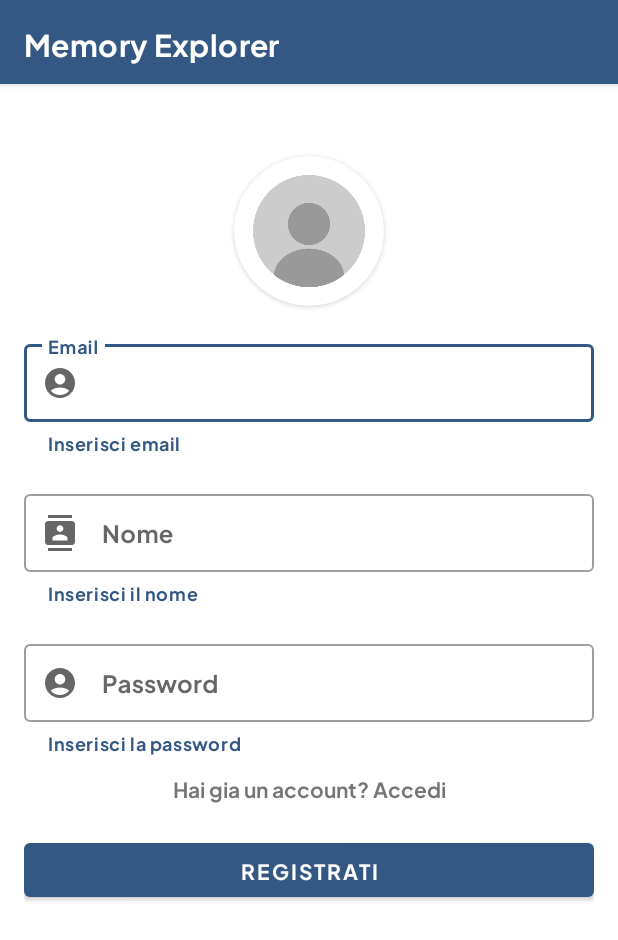
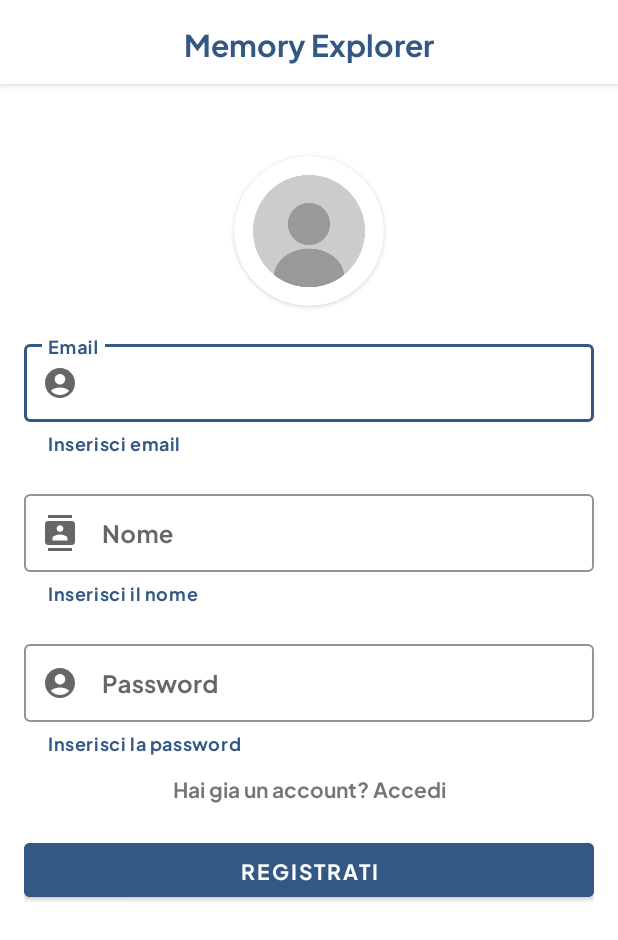
Before and after one commit to NiccoloBert0zzi/MemoryExploerJava, an Android app: the screen it shows after launch (Register), after a tap on "Non hai un account? Registrati", on a phone screen of 412 x 824 dp. Shown: the top 940 px of the screen. Run offline under Robolectric (Android 15) with nearby library versions, the phone set to English and light mode, and no system bars; our stand-ins replace Firebase (no records; nobody signed in at launch, a user with empty details on screens opened directly).

Commit message:
fix color

```diff
--- a/app/src/main/java/com/example/mobile_memoryexplorer/Auth/Login.java
+++ b/app/src/main/java/com/example/mobile_memoryexplorer/Auth/Login.java
@@ -2,6 +2,7 @@ package com.example.mobile_memoryexplorer.Auth;
 
 import static android.content.ContentValues.TAG;
 
+import androidx.appcompat.app.ActionBar;
 import androidx.appcompat.app.AppCompatActivity;
 
 import android.content.Intent;
@@ -11,6 +12,7 @@ import android.widget.Toast;
 
 import com.example.mobile_memoryexplorer.MainActivity;
 import com.example.mobile_memoryexplorer.MySharedData;
+import com.example.mobile_memoryexplorer.R;
 import com.example.mobile_memoryexplorer.databinding.ActivityLoginBinding;
 import com.google.firebase.auth.FirebaseAuth;
 public class Login extends AppCompatActivity {
@@ -23,6 +25,9 @@ public class Login extends AppCompatActivity {
     super.onCreate(savedInstanceState);
     binding = ActivityLoginBinding.inflate(getLayoutInflater());
     setContentView(binding.getRoot());
+    getSupportActionBar().setDisplayOptions(ActionBar.DISPLAY_SHOW_CUSTOM);
+    getSupportActionBar().setCustomView(R.layout.action_bar_layout);
+
     mySharedData = new MySharedData(this);
     if(mySharedData.getRemember().equals("true")){
       Intent homePage= new Intent(this, MainActivity.class);
--- a/app/src/main/java/com/example/mobile_memoryexplorer/Auth/Register.java
+++ b/app/src/main/java/com/example/mobile_memoryexplorer/Auth/Register.java
@@ -6,6 +6,7 @@ import androidx.activity.result.ActivityResult;
 import androidx.activity.result.ActivityResultCallback;
 import androidx.activity.result.ActivityResultLauncher;
 import androidx.activity.result.contract.ActivityResultContracts;
+import androidx.appcompat.app.ActionBar;
 import androidx.appcompat.app.AppCompatActivity;
 
 import android.app.Activity;
@@ -17,6 +18,7 @@ import android.util.Log;
 import android.widget.Toast;
 
 import com.example.mobile_memoryexplorer.MainActivity;
+import com.example.mobile_memoryexplorer.R;
 import com.example.mobile_memoryexplorer.databinding.ActivityRegisterBinding;
 import com.google.android.gms.tasks.OnSuccessListener;
 import com.google.firebase.auth.FirebaseAuth;
@@ -38,6 +40,8 @@ public class Register extends AppCompatActivity {
     super.onCreate(savedInstanceState);
     binding = ActivityRegisterBinding.inflate(getLayoutInflater());
     setContentView(binding.getRoot());
+    getSupportActionBar().setDisplayOptions(ActionBar.DISPLAY_SHOW_CUSTOM);
+    getSupportActionBar().setCustomView(R.layout.action_bar_layout);
 
     auth = FirebaseAuth.getInstance();
     binding.register.setOnClickListener(v -> {
--- a/app/src/main/java/com/example/mobile_memoryexplorer/MainActivity.java
+++ b/app/src/main/java/com/example/mobile_memoryexplorer/MainActivity.java
@@ -10,6 +10,7 @@ import com.example.mobile_memoryexplorer.Auth.Login;
 import com.google.android.material.bottomnavigation.BottomNavigationView;
 
 import androidx.annotation.NonNull;
+import androidx.appcompat.app.ActionBar;
 import androidx.appcompat.app.AppCompatActivity;
 import androidx.navigation.NavController;
 import androidx.navigation.Navigation;
@@ -28,7 +29,8 @@ public class MainActivity extends AppCompatActivity {
 
     binding = ActivityMainBinding.inflate(getLayoutInflater());
     setContentView(binding.getRoot());
-
+    getSupportActionBar().setDisplayOptions(ActionBar.DISPLAY_SHOW_CUSTOM);
+    getSupportActionBar().setCustomView(R.layout.action_bar_layout);
     BottomNavigationView navView = findViewById(R.id.nav_view);
     // Passing each menu ID as a set of Ids because each
     // menu should be considered as top level destinations.
--- /dev/null
+++ b/app/src/main/res/layout/action_bar_layout.xml
@@ -0,0 +1,16 @@
+<?xml version="1.0" encoding="utf-8"?>
+<LinearLayout xmlns:android="http://schemas.android.com/apk/res/android"
+    android:layout_width="wrap_content"
+    android:layout_height="wrap_content"
+    android:orientation="vertical"
+    android:layout_gravity="center">
+    <androidx.appcompat.widget.AppCompatTextView
+        android:id="@+id/action_bar_title"
+        style="@style/TextAppearance.AppCompat.Widget.ActionBar.Title"
+        android:gravity="center"
+        android:textColor="@color/indigo"
+        android:text="@string/app_name"
+        android:layout_width="wrap_content"
+        android:layout_height="wrap_content"
+        android:fontFamily="@font/plusjakartasans_bold"/>
+</LinearLayout>
--- a/app/src/main/res/layout/activity_login.xml
+++ b/app/src/main/res/layout/activity_login.xml
@@ -33,6 +33,8 @@
         android:layout_width="match_parent"
         android:layout_height="wrap_content"
         android:hint="Email"
+        app:boxStrokeColor="@color/indigo"
+        app:hintTextColor="@color/indigo"
         app:helperText="Inserisci email"
         app:helperTextTextColor="@color/indigo"
         app:layout_constraintEnd_toEndOf="parent"
@@ -53,6 +55,8 @@
         android:layout_width="match_parent"
         android:layout_height="wrap_content"
         android:layout_marginTop="20dp"
+        app:boxStrokeColor="@color/indigo"
+        app:hintTextColor="@color/indigo"
         android:hint="Password"
         app:helperText="Inserisci la password"
         app:helperTextTextColor="@color/indigo"
@@ -93,6 +97,8 @@
         android:layout_height="wrap_content"
         android:layout_marginTop="20dp"
         android:text="Accedi"
+        android:textColor="@color/white"
+        android:backgroundTint="@color/indigo"
         app:layout_constraintEnd_toEndOf="parent"
         app:layout_constraintStart_toStartOf="parent"
         app:layout_constraintTop_toBottomOf="@id/register" />
--- a/app/src/main/res/layout/activity_main.xml
+++ b/app/src/main/res/layout/activity_main.xml
@@ -13,6 +13,8 @@
         android:layout_marginStart="0dp"
         android:layout_marginEnd="0dp"
         android:background="?android:attr/windowBackground"
+        app:itemTextColor="@color/indigo"
+        app:itemIconTint="@color/indigo"
         app:layout_constraintBottom_toBottomOf="parent"
         app:layout_constraintLeft_toLeftOf="parent"
         app:layout_constraintRight_toRightOf="parent"
--- a/app/src/main/res/layout/activity_register.xml
+++ b/app/src/main/res/layout/activity_register.xml
@@ -32,6 +32,8 @@
         android:layout_width="match_parent"
         android:layout_height="wrap_content"
         android:hint="Email"
+        app:boxStrokeColor="@color/indigo"
+        app:hintTextColor="@color/indigo"
         android:layout_marginTop="20dp"
         app:helperText="Inserisci email"
         app:helperTextTextColor="@color/indigo"
@@ -49,6 +51,8 @@
 
     <com.google.android.material.textfield.TextInputLayout
         android:id="@+id/name_tv"
+        app:boxStrokeColor="@color/indigo"
+        app:hintTextColor="@color/indigo"
         style="@style/Widget.MaterialComponents.TextInputLayout.OutlinedBox.Dense"
         android:layout_width="match_parent"
         android:layout_height="wrap_content"
@@ -74,6 +78,8 @@
         android:layout_width="match_parent"
         android:layout_height="wrap_content"
         android:hint="Password"
+        app:boxStrokeColor="@color/indigo"
+        app:hintTextColor="@color/indigo"
         android:layout_marginTop="20dp"
         app:helperText="Inserisci la password"
         app:helperTextTextColor="@color/indigo"
@@ -102,6 +108,8 @@
         android:layout_width="match_parent"
         android:layout_height="wrap_content"
         android:text="Registrati"
+        android:textColor="@color/white"
+        android:backgroundTint="@color/indigo"
         app:layout_constraintStart_toStartOf="parent"
         app:layout_constraintEnd_toEndOf="parent"
         app:layout_constraintTop_toBottomOf="@id/login"
--- a/app/src/main/res/layout/fragment_add_memory.xml
+++ b/app/src/main/res/layout/fragment_add_memory.xml
@@ -52,6 +52,8 @@
             android:layout_height="wrap_content"
             android:layout_marginTop="20dp"
             android:text="Add Memory"
+            android:textColor="@color/white"
+            android:backgroundTint="@color/indigo"
             app:layout_constraintEnd_toEndOf="parent"
             app:layout_constraintStart_toStartOf="parent"
             app:layout_constraintTop_toBottomOf="@+id/description" />
--- a/app/src/main/res/menu/menu.xml
+++ b/app/src/main/res/menu/menu.xml
@@ -4,5 +4,6 @@
     <item
         android:id="@+id/logout"
         app:showAsAction="ifRoom"
+        android:fontFamily="@font/plusjakartasans_regular"
         android:title="@string/LogOut" />
 </menu>
--- a/app/src/main/res/values/themes.xml
+++ b/app/src/main/res/values/themes.xml
@@ -2,11 +2,11 @@
     <!-- Base application theme. -->
     <style name="Theme.Mobile_MemoryExplorer" parent="Theme.MaterialComponents.DayNight.DarkActionBar">
         <!-- Primary brand color. -->
-        <item name="colorPrimary">@color/indigo</item>
-        <item name="colorPrimaryVariant">@color/indigo</item>
-        <item name="colorOnPrimary">@color/white</item>
+        <item name="colorPrimary">@color/white</item>
+        <item name="colorPrimaryVariant">@color/white</item>
+        <item name="colorOnPrimary">@color/indigo</item>
         <!-- Secondary brand color. -->
-        <item name="colorSecondary">@color/teal_200</item>
+        <item name="colorSecondary">@color/indigo</item>
         <item name="colorSecondaryVariant">@color/teal_700</item>
         <item name="colorOnSecondary">@color/black</item>
         <!-- Status bar color. -->
```
